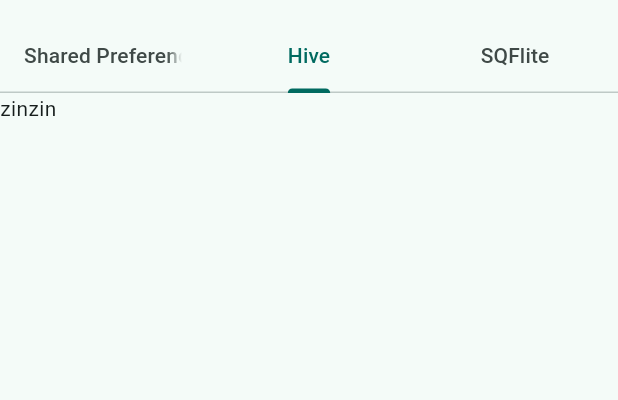
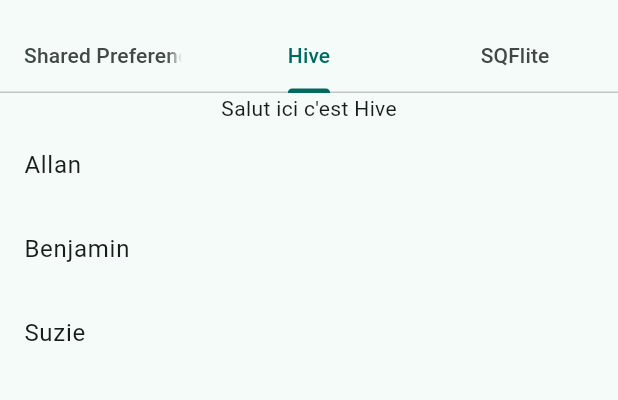
Before and after one commit to DrozdAllan/fluttertutorial2, a Flutter app: the PersistentStorage screen opened directly, tab 2 chosen, on a phone screen of 412 x 824 dp, the part 63-463 px from its top. Run offline on Flutter 3.47's test engine with Material 3 defaults, Android fonts, the light colour scheme and no system bars; our stand-ins replace bloc, flutter_bloc, hive, hive_flutter, shared_preferences; accounts and stored records are empty.

Commit message:
when am I going to wake up

```diff
--- /dev/null
+++ b/lib/data/models/person/person.dart
@@ -0,0 +1,21 @@
+import 'package:hive/hive.dart';
+
+part 'person.g.dart';
+
+@HiveType(typeId: 0)
+class Person extends HiveObject {
+  @HiveField(0)
+  String name;
+
+  @HiveField(1)
+  int age;
+
+  @HiveField(2, defaultValue: [])
+  List<Person> friends;
+
+  Person(
+    this.name,
+    this.age,
+    this.friends,
+  );
+}
--- /dev/null
+++ b/lib/data/models/person/person_box.dart
@@ -0,0 +1,28 @@
+import 'package:hive_flutter/hive_flutter.dart';
+import 'person.dart';
+
+class PersonBox {
+  static Box? box;
+
+  static final List<Person> persons = [
+    Person('Allan', 29, [Person('Benjamin', 29, [])]),
+    Person('Benjamin', 29, [Person('Benjamin', 29, [])]),
+    Person('Suzie', 2, [])
+  ];
+
+  static Future<void> init() async {
+    await Hive.initFlutter();
+
+    Hive.registerAdapter(PersonAdapter());
+
+    box = await Hive.openBox('PersonBox');
+
+    // box?.clear();
+    // verify the state of the box on the app
+    var values = box?.values;
+    if (values == null || values.isEmpty) {
+      // populate the box if it's the first time the app is built
+      box?.addAll(persons);
+    }
+  }
+}
--- a/lib/main.dart
+++ b/lib/main.dart
@@ -1,15 +1,16 @@
 import 'package:flutter/material.dart';
 import 'package:flutter_bloc/flutter_bloc.dart';
+import 'package:fluttertutorial2/data/models/person/person_box.dart';
 import 'package:fluttertutorial2/logic/cubit/is_dark_theme.dart';
 import 'package:fluttertutorial2/style.dart';
 
 import 'views/home.dart';
 
-void main() {
+Future<void> main() async {
   WidgetsFlutterBinding.ensureInitialized();
   // TODO: firebase, firebase messaging & firebase crashlytics initialize
-  // TODO: hive box initialize
   // TODO: camera initialize
+  await PersonBox.init();
   runApp(BlocProvider(
     create: (context) => IsDarkThemeCubit(),
     child: const MyApp(),
--- a/lib/views/persistent_storage/hive.dart
+++ b/lib/views/persistent_storage/hive.dart
@@ -0,0 +1,41 @@
+import 'dart:developer';
+
+import 'package:flutter/material.dart';
+import 'package:fluttertutorial2/data/models/person/person.dart';
+import 'package:fluttertutorial2/data/models/person/person_box.dart';
+import 'package:hive_flutter/hive_flutter.dart';
+
+class HiveTuto extends StatefulWidget {
+  const HiveTuto({super.key});
+
+  @override
+  State<HiveTuto> createState() => _HiveTutoState();
+}
+
+class _HiveTutoState extends State<HiveTuto> {
+  var box = PersonBox.box;
+  @override
+  Widget build(BuildContext context) {
+    return SingleChildScrollView(
+      child: Column(children: [
+        const Text('Salut ici c\'est Hive'),
+        ValueListenableBuilder(
+          valueListenable: box!.listenable(),
+          builder: (_, value, child) {
+            List<dynamic> personList = box!.values.toList();
+            inspect(personList);
+            return SizedBox(
+              height: 450.0,
+              child: ListView.builder(
+                itemCount: 3,
+                itemBuilder: (context, index) => ListTile(
+                  title: Text(personList.elementAt(index).name),
+                ),
+              ),
+            );
+          },
+        )
+      ]),
+    );
+  }
+}
--- a/lib/views/persistent_storage/persistent_storage.dart
+++ b/lib/views/persistent_storage/persistent_storage.dart
@@ -1,4 +1,5 @@
 import 'package:flutter/material.dart';
+import 'package:fluttertutorial2/views/persistent_storage/hive.dart';
 import 'package:fluttertutorial2/views/persistent_storage/shared_preference.dart';
 
 class PersistentStorage extends StatelessWidget {
@@ -19,7 +20,7 @@
         ),
         body: const TabBarView(children: [
           SharedPreference(),
-          Text('zinzin'),
+          HiveTuto(),
           Text('zinzin'),
         ]),
       ),
--- a/pubspec.yaml
+++ b/pubspec.yaml
@@ -38,6 +38,9 @@
   flutter_bloc: ^8.1.3
   url_launcher: ^6.2.4
   shared_preferences: ^2.2.2
+  hive: ^2.2.3
+  hive_flutter: ^1.1.0
+  dev: ^1.0.0
 
 dev_dependencies:
   flutter_test:
@@ -49,6 +52,8 @@
   # package. See that file for information about deactivating specific lint
   # rules and activating additional ones.
   flutter_lints: ^2.0.0
+  hive_generator: ^2.0.1
+  build_runner: ^2.4.8
 
 # For information on the generic Dart part of this file, see the
 # following page: https://dart.dev/tools/pub/pubspec
```
Also changed, not shown: lib/data/models/person/person.g.dart (added), pubspec.lock, 1 other file.
